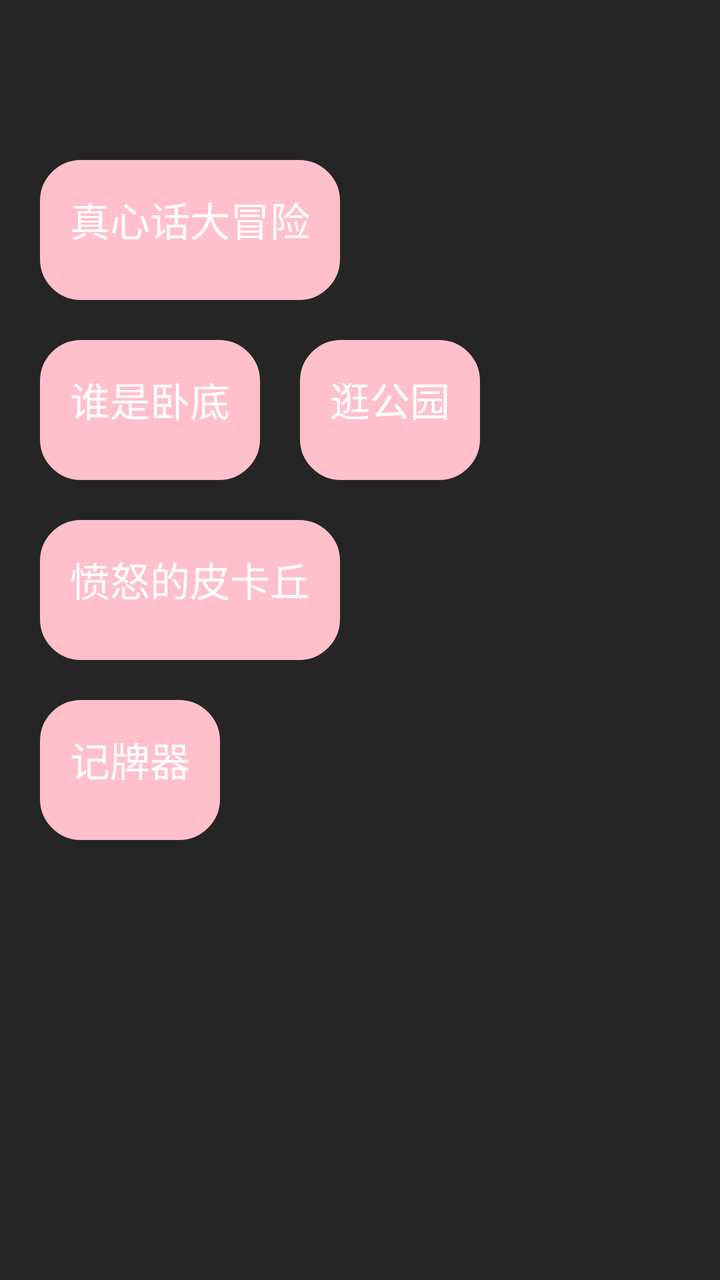
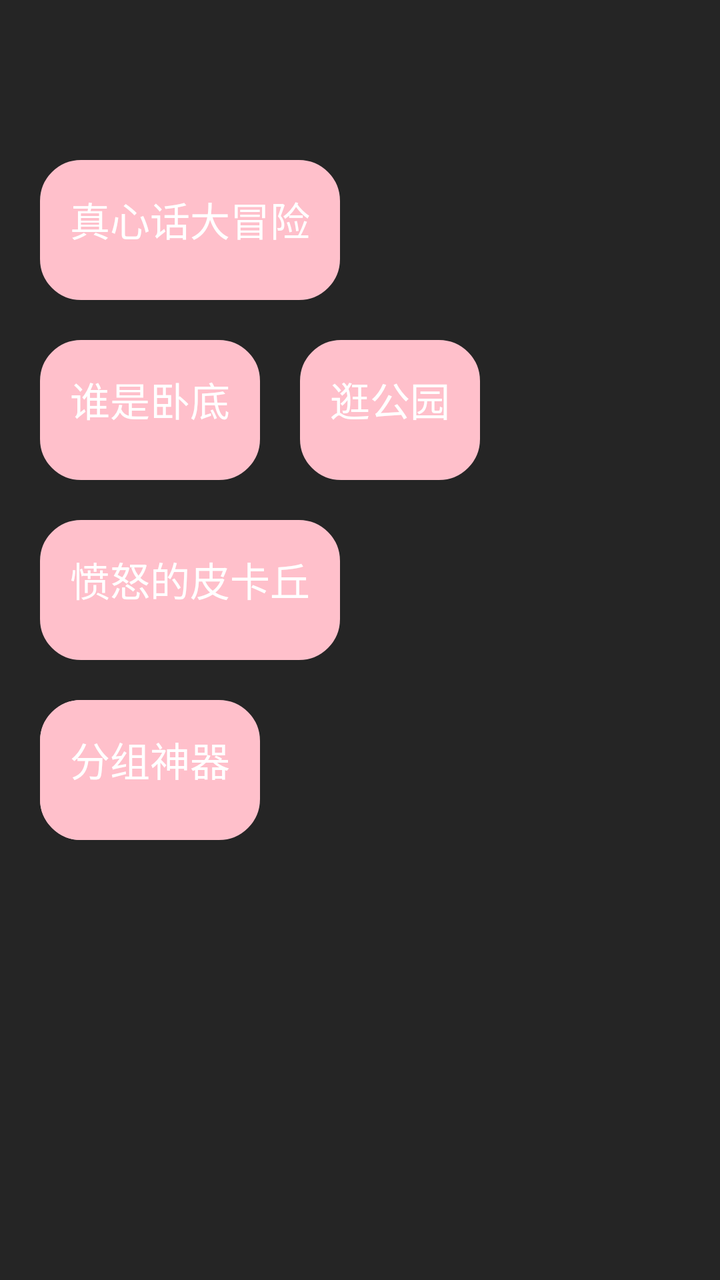

Two renders of the same Android screen: before a commit and after it. Below are the layout's source before the change and the commit's diff.
<!-- AndroidManifest.xml: application theme AppTheme -->
<!-- res/layout/activity_main.xml -->
<?xml version="1.0" encoding="utf-8"?>
<layout xmlns:android="http://schemas.android.com/apk/res/android"
    xmlns:app="http://schemas.android.com/apk/res-auto"
    xmlns:binding="http://schemas.android.com/apk/res-auto"
    xmlns:tools="http://schemas.android.com/tools">

    <data>

        <variable
            name="viewModel"
            type="com.xxx.games.MainViewModel" />
    </data>

    <RelativeLayout
        android:layout_width="match_parent"
        android:layout_height="match_parent"
        android:background="#252525"
        tools:context=".MainActivity">

        <Button
            android:id="@+id/btn_game1"
            android:layout_width="wrap_content"
            android:layout_height="70dp"
            android:layout_marginLeft="20dp"
            android:layout_marginTop="80dp"
            android:background="@drawable/btn_pink_sx"
            android:padding="15dp"
            android:text="真心话大冒险"
            android:textColor="@color/white"
            android:textSize="20sp" />

        <Button
            android:id="@+id/btn_game2"
            android:layout_width="wrap_content"
            android:layout_height="70dp"
            android:layout_marginTop="20dp"
            android:layout_below="@id/btn_game3"
            android:layout_marginLeft="20dp"
            android:background="@drawable/btn_pink_sx"
            android:padding="15dp"
            android:text="愤怒的皮卡丘"
            android:textColor="@color/white"
            android:textSize="20sp" />

        <Button
            android:id="@+id/btn_game5"
            android:layout_width="wrap_content"
            android:layout_height="70dp"
            android:layout_marginTop="20dp"
            android:layout_below="@id/btn_game2"
            android:layout_marginLeft="20dp"
            android:background="@drawable/btn_pink_sx"
            android:padding="15dp"
            android:text="记牌器"
            android:textColor="@color/white"
            android:textSize="20sp" />

        <Button
            android:id="@+id/btn_game3"
            android:layout_width="wrap_content"
            android:layout_height="70dp"
            android:layout_below="@id/btn_game1"
            android:layout_marginLeft="20dp"
            android:layout_marginTop="20dp"
            android:background="@drawable/btn_pink_sx"
            android:padding="15dp"
            android:text="谁是卧底"
            android:textColor="@color/white"
            android:textSize="20sp" />

        <Button
            android:id="@+id/btn_game4"
            android:layout_width="wrap_content"
            android:layout_height="70dp"
            android:layout_toRightOf="@id/btn_game3"
            android:layout_below="@id/btn_game1"
            android:layout_marginLeft="20dp"
            android:layout_marginTop="20dp"
            android:background="@drawable/btn_pink_sx"
            android:padding="15dp"
            android:text="逛公园"
            android:textColor="@color/white"
            android:textSize="20sp" />

    </RelativeLayout>
</layout>
<!-- resources referenced by this layout -->
<resources>
  <color name="white">#FFFFFFFF</color>
  <!-- drawable btn_pink_sx (drawable) -->
  <?xml version="1.0" encoding="utf-8"?>
  <shape xmlns:android="http://schemas.android.com/apk/res/android">
      <corners android:radius="20dp" />
      
      <stroke
          android:width="1dp"
          android:color="#FFC0CB" />
  
      
      <solid android:color="#FFC0CB" />
  </shape>
  <style name="AppTheme" parent="QMUI.Compat.NoActionBar">
          
          <item name="colorPrimary">@color/colorPrimary</item>
          <item name="colorPrimaryDark">@color/colorPrimaryDark</item>
          <item name="colorAccent">@color/colorAccent</item>
      </style>
  <color name="colorPrimary">#008577</color>
  <color name="colorPrimaryDark">#00574B</color>
  <color name="colorAccent">#D81B60</color>
</resources>

<!-- the commit's change to res/layout/activity_main.xml (unified diff, before → after) -->
@@ -56,6 +56,19 @@
             android:textSize="20sp" />
 
         <Button
+            android:id="@+id/btn_game6"
+            android:layout_width="wrap_content"
+            android:layout_height="70dp"
+            android:layout_marginTop="20dp"
+            android:layout_below="@id/btn_game2"
+            android:layout_marginLeft="20dp"
+            android:background="@drawable/btn_pink_sx"
+            android:padding="15dp"
+            android:text="分组神器"
+            android:textColor="@color/white"
+            android:textSize="20sp" />
+
+        <Button
             android:id="@+id/btn_game3"
             android:layout_width="wrap_content"
             android:layout_height="70dp"
